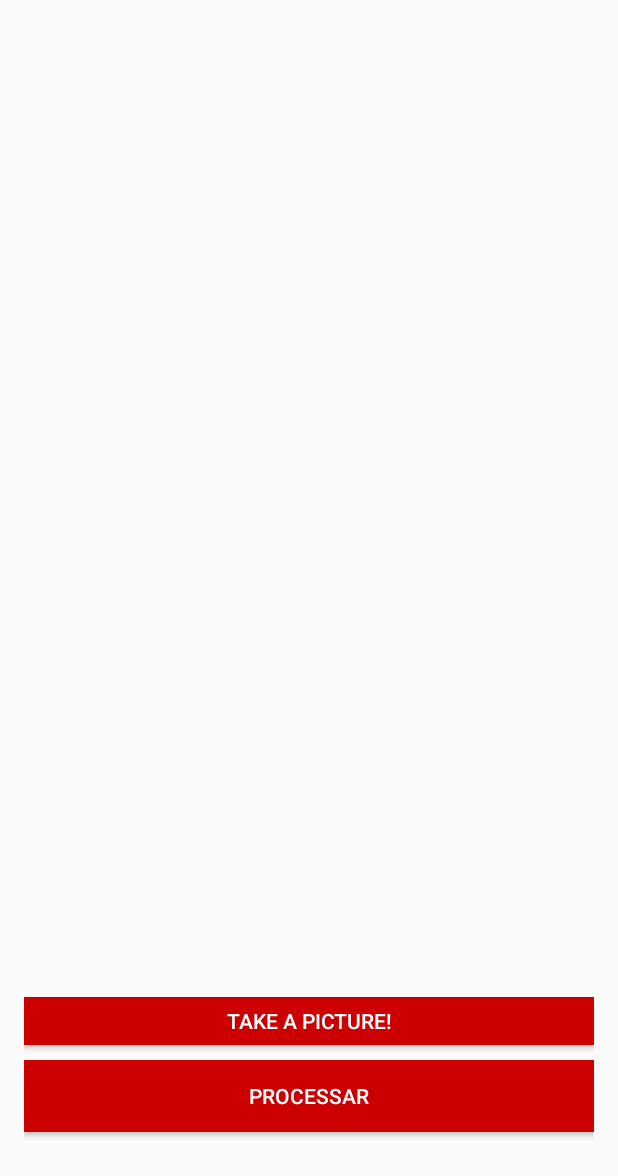
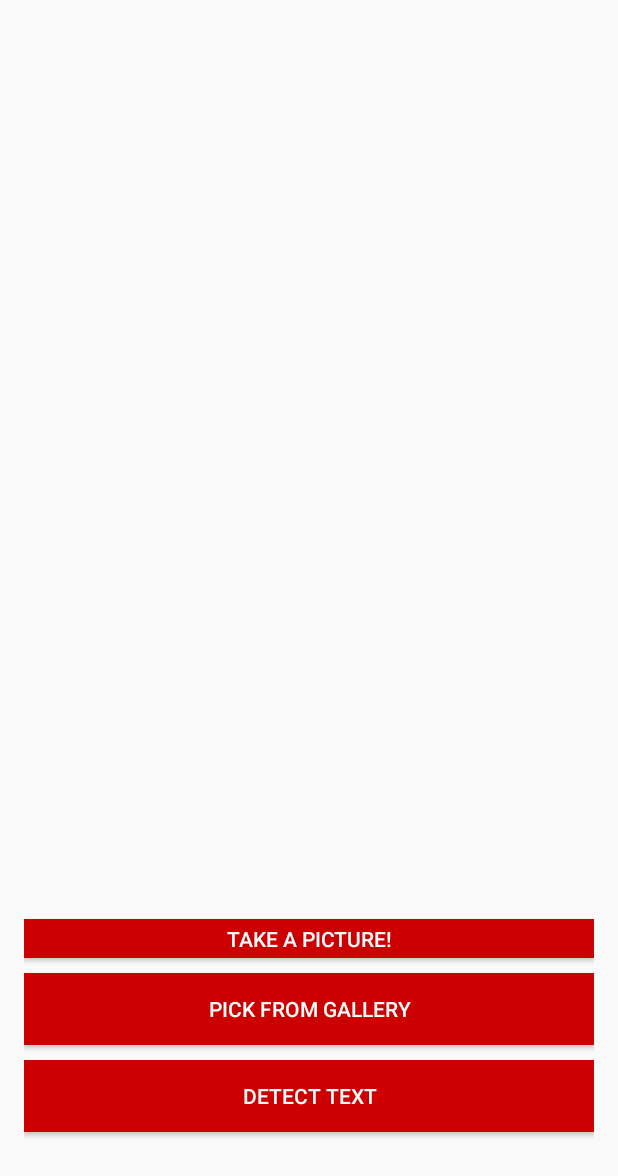
Before and after one commit to gitph1/leitorimagemocr, an Android app: the screen it shows after launch (MainActivity), on a phone screen of 412 x 824 dp. Shown: the top 1176 px of the screen. Run offline under Robolectric (Android 15) with nearby library versions, the phone set to English and light mode, and no system bars; libraries missing offline, so code that uses them is left out: com.google.android.gms, com.theartofdev.edmodo.

Commit message:
Código antes da implementação do gerenciador.

```diff
--- a/app/src/main/res/layout/activity_main.xml
+++ b/app/src/main/res/layout/activity_main.xml
@@ -21,6 +21,7 @@
             android:layout_weight="9"
             android:layout_width="match_parent"
             android:layout_height="fill_parent"
+            android:adjustViewBounds="true"
             />
         <Button
             android:id="@+id/button_image"
@@ -31,6 +32,16 @@
             android:textColor="@android:color/white"
             android:onClick="takePicture"
             android:text="Take a picture!"/>
+        <Button
+            android:id="@+id/button_gallery"
+            android:layout_weight="1"
+            android:layout_height="wrap_content"
+            android:layout_width="match_parent"
+            android:background="@android:color/holo_red_dark"
+            android:textColor="@android:color/white"
+            android:layout_marginTop="10dp"
+            android:onClick="pickGallery"
+            android:text="Pick from gallery"/>
 
         <Button
             android:id="@+id/button_process"
@@ -40,7 +51,7 @@
             android:background="@android:color/holo_red_dark"
             android:textColor="@android:color/white"
             android:layout_marginTop="10dp"
-            android:text="PROCESSAR" />
+            android:text="Detect text" />
 
 
         <EditText
```
Also changed, not shown: app/src/main/java/com/example/pedro/leitorimagem/MainActivity.java (+37 -17 lines).
